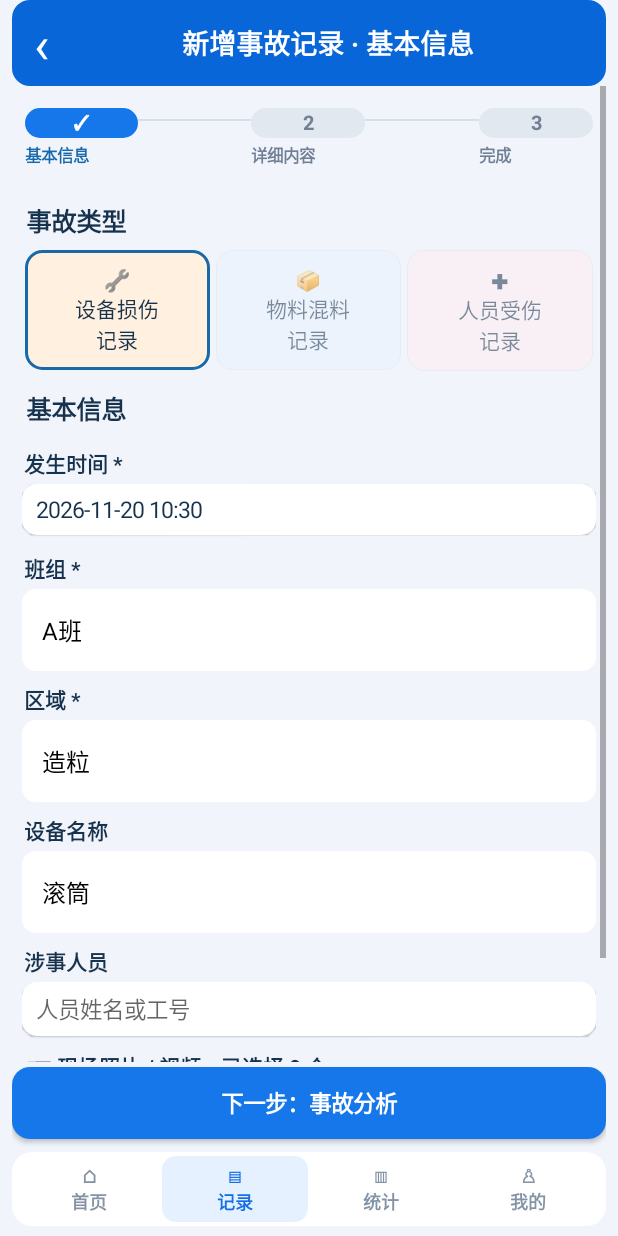
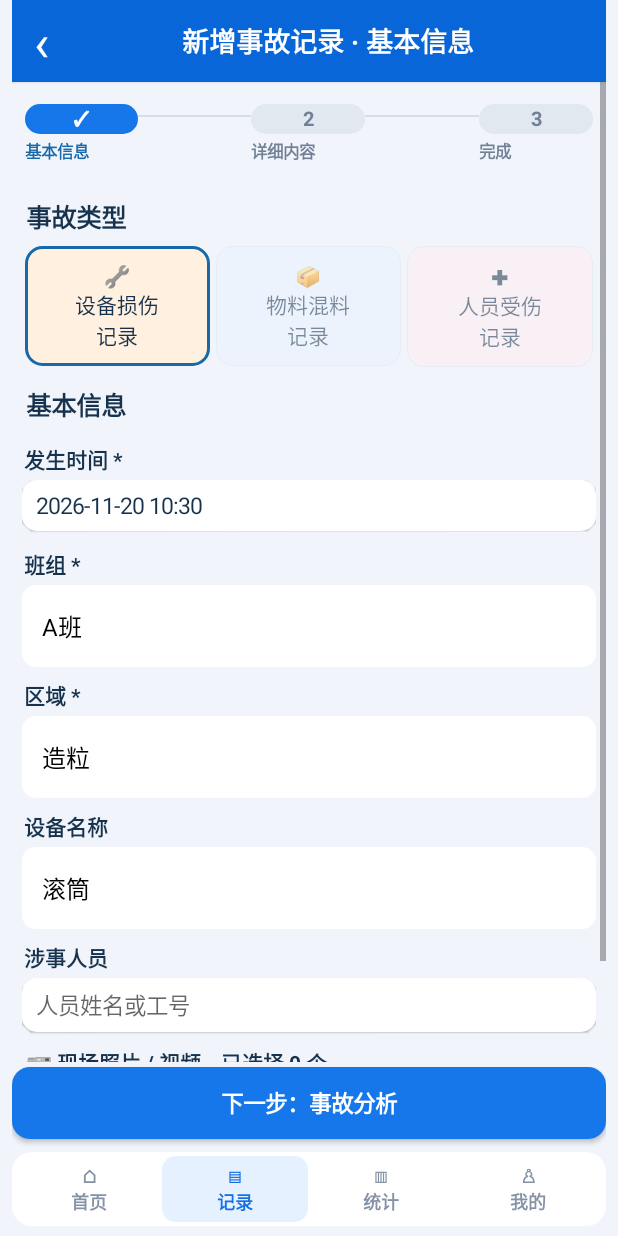
Before and after one commit to lei56602-glitch/ProductionIncidentLog, an Android app: the screen it shows after launch (MainActivity), after a tap on an icon or button, on a phone screen of 412 x 824 dp. Run offline under Robolectric (Android 15) with nearby library versions, the phone set to English and light mode, and no system bars.

Commit message:
Polish reference-style flat blue page headers

```diff
--- a/app/src/main/java/com/productionincidentlog/MainActivity.java
+++ b/app/src/main/java/com/productionincidentlog/MainActivity.java
@@ -54,8 +54,9 @@ public class MainActivity extends Activity {
         if(title!=null && !title.isEmpty()) {
             LinearLayout header=new LinearLayout(this);
             header.setGravity(android.view.Gravity.CENTER_VERTICAL);
-            header.setPadding(8,9,12,9);
-            header.setBackground(rounded(0xFF0866D8,18));
+            header.setPadding(8,7,12,7);
+            header.setBackground(rounded(0xFF0866D8,0));
+            header.setElevation(2);
             TextView back=new TextView(this); back.setText("‹"); back.setTextSize(34);
             back.setTextColor(0xFFFFFFFF); back.setGravity(android.view.Gravity.CENTER);
             back.setMinWidth(42); header.addView(back);
```
